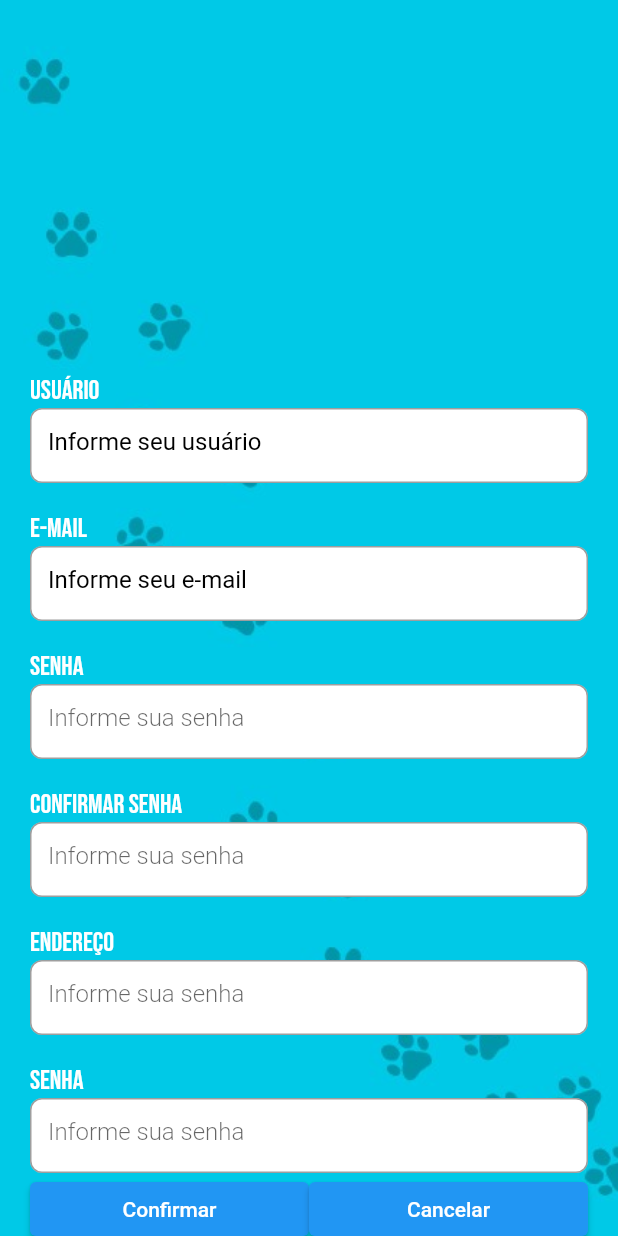
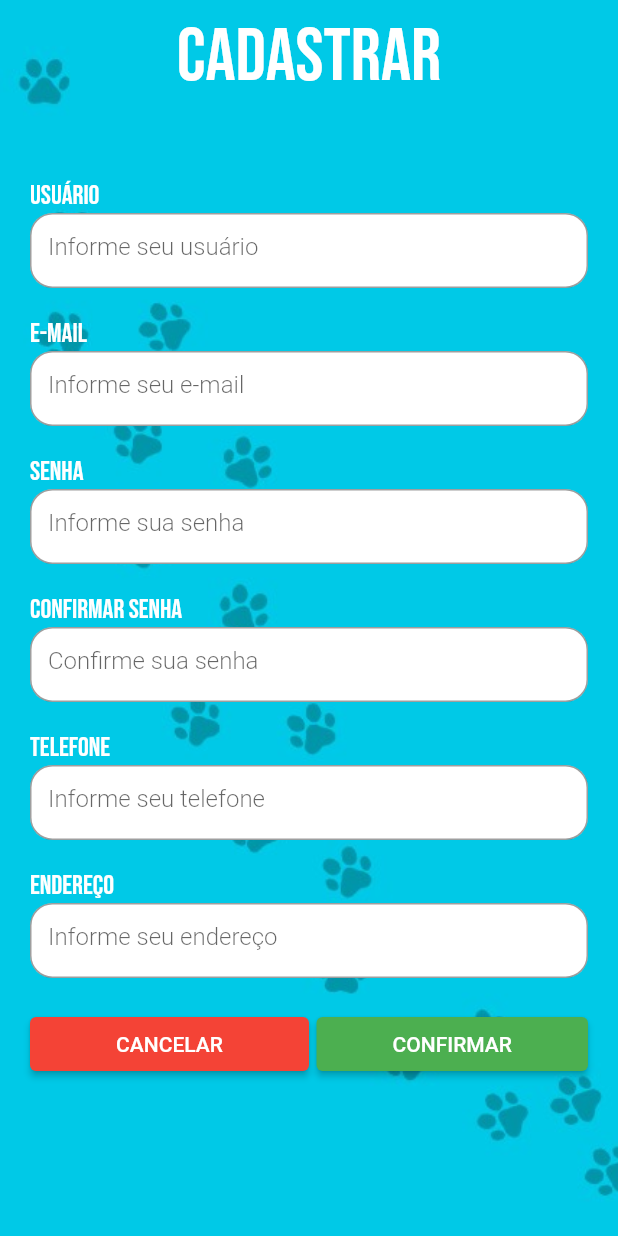
Before and after one commit to josedutra13/TCC, a Flutter app: the screen it shows after launch, on a phone screen of 412 x 824 dp. Run offline on Flutter 3.47's test engine with Material 2 defaults, Android fonts, the phone set to English and light mode, and no system bars; our stand-ins replace get, google_fonts; missing offline and left inert: dart:ffi.

Commit message:
Ajustes na tela de Register e Criação da tela de Login

```diff
--- a/lib/app/module/register/register_controller.dart
+++ b/lib/app/module/register/register_controller.dart
@@ -1,3 +1,6 @@
 import 'package:get/get.dart';
 
-class RegisterController extends GetxController {}
+class RegisterController extends GetxController {
+
+
+}
--- a/lib/app/module/register/register_page.dart
+++ b/lib/app/module/register/register_page.dart
@@ -1,4 +1,7 @@
+import 'package:auresgate/app/module/login/login_page.dart';
 import 'package:auresgate/app/module/register/register_controller.dart';
+import 'package:auresgate/app/module/register/widgets/radio_button_widget.dart';
+import 'package:auresgate/app/routes/app_routes.dart';
 import 'package:flutter/material.dart';
 import 'package:get/get.dart';
 import 'package:google_fonts/google_fonts.dart';
@@ -11,10 +14,18 @@ class RegisterPage extends GetView<RegisterController> {
       Stack(
         children: [
           Image.asset('assets/images/fundo.jpeg'),
+          Row(
+            mainAxisAlignment: MainAxisAlignment.center,
+            children: [
+              Padding(
+                padding: const EdgeInsets.only(top:8.0),
+                child: Text('CADASTRAR',style: GoogleFonts.bebasNeue(color: Colors.white,fontSize: 50 )),
+              ),
+            ],),
           Container(
             width: MediaQuery.of(context).size.width * 1.0,
             child: Padding(
-              padding: const EdgeInsets.only(top: 250, left: 20, right: 20),
+              padding: const EdgeInsets.only(top: 120, left: 20, right: 20),
               child: Form(
                   child: Column(
                 mainAxisAlignment: MainAxisAlignment.start,
@@ -30,15 +41,15 @@ class RegisterPage extends GetView<RegisterController> {
                   Container(
                     decoration: BoxDecoration(
                         color: Colors.white,
-                        borderRadius: BorderRadius.all(Radius.circular(8.0))),
+                        borderRadius: BorderRadius.all(Radius.circular(15.0))),
                     height: 50,
                     child: TextFormField(
                       decoration: InputDecoration(
                         hintText: 'Informe seu usuário',
-                        hintStyle: TextStyle(color: Colors.black),
+                        hintStyle: TextStyle(fontWeight: FontWeight.w300),
                         fillColor: Colors.white70,
                         border: OutlineInputBorder(
-                            borderRadius: BorderRadius.circular(8.0)),
+                            borderRadius: BorderRadius.circular(15.0)),
                       ),
                     ),
                   ),
@@ -55,15 +66,15 @@ class RegisterPage extends GetView<RegisterController> {
                   Container(
                     decoration: BoxDecoration(
                         color: Colors.white,
-                        borderRadius: BorderRadius.all(Radius.circular(8.0))),
+                        borderRadius: BorderRadius.all(Radius.circular(15.0))),
                     height: 50,
                     child: TextFormField(
                       decoration: InputDecoration(
                         hintText: 'Informe seu e-mail',
-                        hintStyle: TextStyle(color: Colors.black),
+                        hintStyle: TextStyle(fontWeight: FontWeight.w300),
                         fillColor: Colors.white70,
                         border: OutlineInputBorder(
-                            borderRadius: BorderRadius.circular(8.0)),
+                            borderRadius: BorderRadius.circular(15.0)),
                       ),
                     ),
                   ),
@@ -80,7 +91,7 @@ class RegisterPage extends GetView<RegisterController> {
                   Container(
                     decoration: BoxDecoration(
                         color: Colors.white,
-                        borderRadius: BorderRadius.all(Radius.circular(8.0))),
+                        borderRadius: BorderRadius.all(Radius.circular(15.0))),
                     height: 50,
                     child: TextFormField(
                       decoration: InputDecoration(
@@ -88,7 +99,7 @@ class RegisterPage extends GetView<RegisterController> {
                         hintStyle: TextStyle(fontWeight: FontWeight.w300),
                         fillColor: Colors.white70,
                         border: OutlineInputBorder(
-                            borderRadius: BorderRadius.circular(8.0)),
+                            borderRadius: BorderRadius.circular(15.0)),
                       ),
                     ),
                   ),
@@ -105,22 +116,22 @@ class RegisterPage extends GetView<RegisterController> {
                   Container(
                     decoration: BoxDecoration(
                         color: Colors.white,
-                        borderRadius: BorderRadius.all(Radius.circular(8.0))),
+                        borderRadius: BorderRadius.all(Radius.circular(15.0))),
                     height: 50,
                     child: TextFormField(
                       decoration: InputDecoration(
-                        hintText: 'Informe sua senha',
+                        hintText: 'Confirme sua senha',
                         hintStyle: TextStyle(fontWeight: FontWeight.w300),
                         fillColor: Colors.white70,
                         border: OutlineInputBorder(
-                            borderRadius: BorderRadius.circular(8.0)),
+                            borderRadius: BorderRadius.circular(15.0)),
                       ),
                     ),
                   ),
                   Container(
                     margin: EdgeInsets.only(top: 20),
                     child: Text(
-                      'ENDEREÇO',
+                      'telefone',
                       style: GoogleFonts.bebasNeue(
                           color: Colors.white,
                           fontSize: 18,
@@ -130,22 +141,22 @@ class RegisterPage extends GetView<RegisterController> {
                   Container(
                     decoration: BoxDecoration(
                         color: Colors.white,
-                        borderRadius: BorderRadius.all(Radius.circular(8.0))),
+                        borderRadius: BorderRadius.all(Radius.circular(15.0))),
                     height: 50,
                     child: TextFormField(
                       decoration: InputDecoration(
-                        hintText: 'Informe sua senha',
+                        hintText: 'Informe seu telefone',
                         hintStyle: TextStyle(fontWeight: FontWeight.w300),
                         fillColor: Colors.white70,
                         border: OutlineInputBorder(
-                            borderRadius: BorderRadius.circular(8.0)),
+                            borderRadius: BorderRadius.circular(15.0)),
                       ),
                     ),
                   ),
                   Container(
                     margin: EdgeInsets.only(top: 20),
                     child: Text(
-                      'SENHA',
+                      'Endereço',
                       style: GoogleFonts.bebasNeue(
                           color: Colors.white,
                           fontSize: 18,
@@ -155,31 +166,44 @@ class RegisterPage extends GetView<RegisterController> {
                   Container(
                     decoration: BoxDecoration(
                         color: Colors.white,
-                        borderRadius: BorderRadius.all(Radius.circular(8.0))),
+                        borderRadius: BorderRadius.all(Radius.circular(15.0))),
                     height: 50,
                     child: TextFormField(
                       decoration: InputDecoration(
-                        hintText: 'Informe sua senha',
+                        hintText: 'Informe seu endereço',
                         hintStyle: TextStyle(fontWeight: FontWeight.w300),
                         fillColor: Colors.white70,
                         border: OutlineInputBorder(
-                            borderRadius: BorderRadius.circular(8.0)),
+                            borderRadius: BorderRadius.circular(15.0)),
                       ),
                     ),
                   ),
-                  Row(
+                  // Row(children: [RadioButton(groupT: 1,text: 'ONG',),RadioButton(groupT: 2,text: 'PESSOA',)],)
+                  Padding(
+                    padding: const EdgeInsets.only(top:20.0),
+                    child: Row(
+                      mainAxisAlignment: MainAxisAlignment.spaceBetween,
                       children: [
                         Expanded(
                             child: ElevatedButton(
-                        child: Text('Confirmar'),
+                          style: ElevatedButton.styleFrom(primary: Colors.red),
+                          child: Text('CANCELAR'),
                           onPressed: () {},
                         )),
+
                         Expanded(
+                            child: Padding(
+                              padding: const EdgeInsets.only(left: 5.0),
                               child: ElevatedButton(
-                        child: Text('Cancelar'),
-                        onPressed: () {},
+                          style: ElevatedButton.styleFrom(primary: Colors.green, ),
+                          child: Text('CONFIRMAR'),
+                          onPressed: () {
+                            Get.toNamed(Routes.LOGIN);
+                          },
+                        ),
                             ))
                       ],
+                    ),
                   )
                 ],
               )),
```
Also changed, not shown: lib/app/module/login/login_page.dart (+73 -13 lines), lib/app/module/register/widgets/radio_button_widget.dart (added, +29 -0 lines), lib/main.dart (+9 -5 lines). Lines whose indentation alone changed are shown as unchanged.
